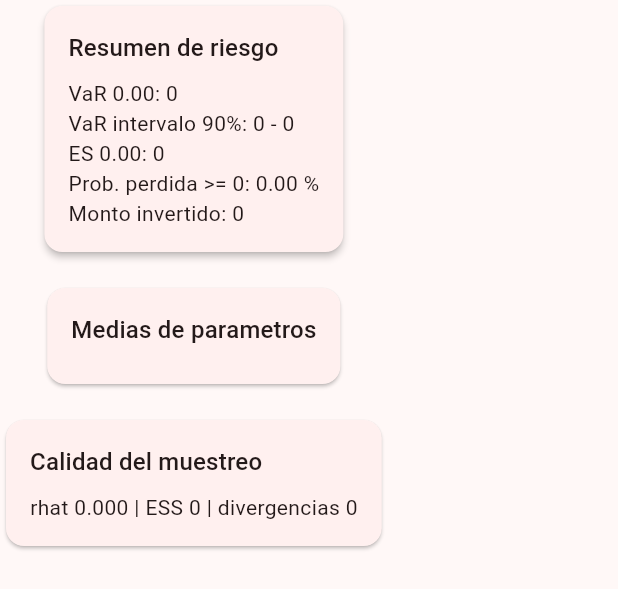
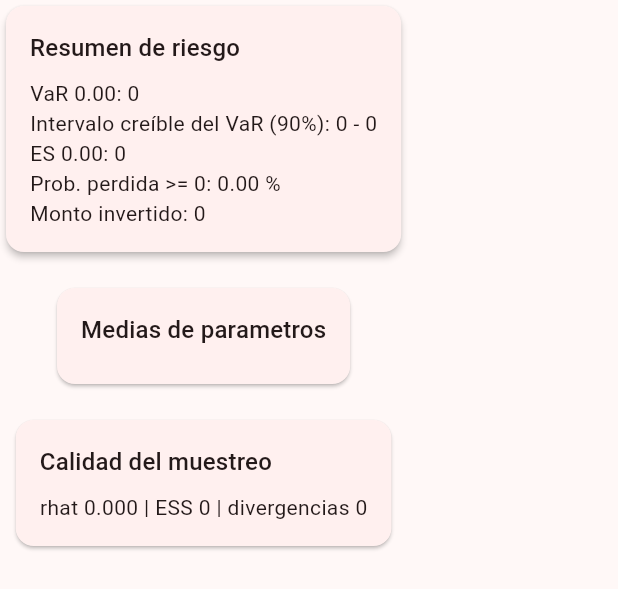
Before and after one commit to GhandyP/bayesian-financial-risk-analyzer, a Flutter app: the ResultsCard widget shown alone on an empty page, opened directly with empty values, on a phone screen of 412 x 824 dp. Shown: the top 589 px of the screen. Run offline on Flutter 3.47's test engine with Material 3 defaults, Android fonts, the phone set to English and light mode, and no system bars.

Commit message:
fix(ui): clarify VaR credible interval label

```diff
--- a/flutter_app/lib/widgets/results_card.dart
+++ b/flutter_app/lib/widgets/results_card.dart
@@ -34,7 +34,7 @@ class ResultsCard extends StatelessWidget {
             Text(
                 'VaR ${response.varConfidence.toStringAsFixed(2)}: ${response.varValue.toStringAsFixed(0)}'),
             Text(
-                'VaR intervalo 90%: ${response.varValueLower.toStringAsFixed(0)} '
+                'Intervalo creíble del VaR (90%): ${response.varValueLower.toStringAsFixed(0)} '
                 '- ${response.varValueUpper.toStringAsFixed(0)}'),
             Text(
                 'ES ${response.varConfidence.toStringAsFixed(2)}: '
```
Also changed, not shown: 3 other files.
